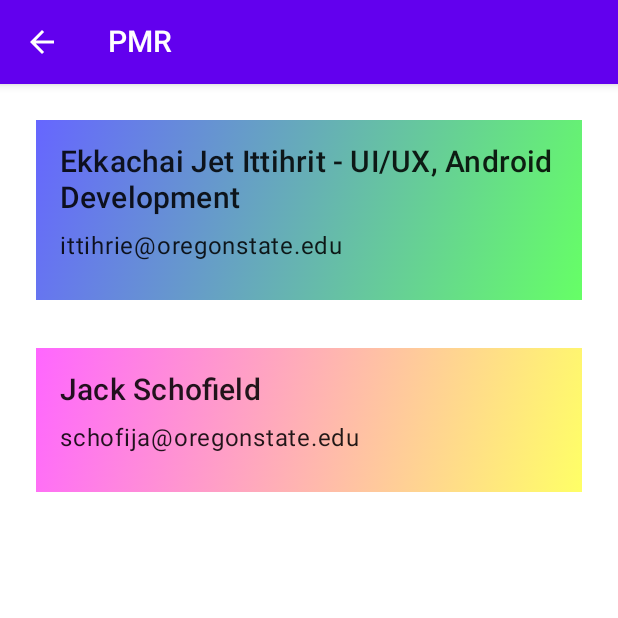
After one commit to JetLiTheQT/PMRTest, an Android app built with Jetpack Compose: the ContactScreen screen opened through its navigation route, on a phone screen of 412 x 824 dp, the top half of it. The commit adds this screen. Run offline under Robolectric (Android 15) with nearby library versions, the phone set to English and light mode, and no system bars.

Commit message:
Added Contact Screen, Nav Drawer, Logic for back arrows

```diff
--- /dev/null
+++ b/app/src/main/java/com/example/pmrtest/ContactScreen.kt
@@ -0,0 +1,97 @@
+package com.finalprojectteam11.noteworthy.ui
+
+import android.annotation.SuppressLint
+import androidx.compose.foundation.background
+import androidx.compose.foundation.layout.*
+import androidx.compose.foundation.lazy.LazyColumn
+import androidx.compose.foundation.lazy.itemsIndexed
+import androidx.compose.foundation.shape.RoundedCornerShape
+import androidx.compose.material.*
+import androidx.compose.runtime.*
+import androidx.compose.ui.Modifier
+import androidx.compose.ui.draw.clip
+import androidx.compose.ui.graphics.Brush
+import androidx.compose.ui.graphics.Color
+import androidx.compose.ui.unit.dp
+import androidx.navigation.NavHostController
+
+
+@SuppressLint("UnusedMaterialScaffoldPaddingParameter")
+@Composable
+fun ContactScreen(navController: NavHostController) {
+    val contactList = listOf(
+        Contact(name = "Ekkachai Jet Ittihrit - UI/UX, Android Development",email = "ittihrie@oregonstate.edu"),
+        Contact(name = "Jack Schofield",email = "schofija@oregonstate.edu")
+    )
+
+    Scaffold(
+        content = {
+            Column(
+                modifier = Modifier
+                    .padding(16.dp)
+                    .fillMaxSize()
+            ) {
+                LazyColumn {
+                    itemsIndexed(contactList) { index, contact ->
+                        val gradient = remember {
+                            when (index % 3) {
+                                0 -> Brush.linearGradient(
+                                    colors = listOf(
+                                        Color.Blue.copy(alpha = 0.6f),
+                                        Color.Green.copy(alpha = 0.6f)
+                                    )
+                                )
+                                1 -> Brush.linearGradient(
+                                    colors = listOf(
+                                        Color.Magenta.copy(alpha = 0.6f),
+                                        Color.Yellow.copy(alpha = 0.6f)
+                                    )
+                                )
+                                else -> Brush.linearGradient(
+                                    colors = listOf(
+                                        Color.Red.copy(alpha = 0.6f),
+                                        Color.Magenta.copy(alpha = 0.6f)
+                                    )
+                                )
+                            }
+                        }
+                        ContactCard(contact = contact, gradient = gradient)
+                        Spacer(modifier = Modifier.height(16.dp))
+                    }
+                }
+            }
+        }
+    )
+}
+
+@Composable
+fun ContactCard(contact: Contact, gradient: Brush) {
+    Box(
+        modifier = Modifier
+            .fillMaxWidth()
+            .padding(8.dp)
+            .background(gradient)
+            .clip(RoundedCornerShape(8.dp))
+    ) {
+        Column(
+            modifier = Modifier.padding(16.dp)
+        ) {
+            Text(
+                text = contact.name,
+                style = MaterialTheme.typography.h6,
+                modifier = Modifier.padding(bottom = 8.dp)
+            )
+            Text(
+                text = contact.email,
+                style = MaterialTheme.typography.body1,
+                modifier = Modifier.padding(bottom = 8.dp)
+            )
+        }
+    }
+}
+
+
+data class Contact(
+    val name: String,
+    val email: String
+)
--- a/app/src/main/java/com/example/pmrtest/HomeScreen.kt
+++ b/app/src/main/java/com/example/pmrtest/HomeScreen.kt
@@ -30,15 +30,42 @@ fun HomeScreen(navController: NavHostController) { }
 
 @Composable
 fun MainScreen() {
+//    val navController = rememberNavController()
+//    val sharedViewModel = viewModel<SharedViewModel>()
+//    Scaffold(
+//        modifier = Modifier
+//            .fillMaxSize()
+//            .padding(0.dp),
+//        topBar = { TopNavBar(navController = navController, sharedViewModel = sharedViewModel) },
+//        content = { innerPadding ->
+//            Box(modifier = Modifier.padding(innerPadding)) {
+//                Surface(
+//                    modifier = Modifier.fillMaxSize(),
+//                    color = MaterialTheme.colors.background
+//                ) {
+//                    Column(
+//                        modifier = Modifier
+//                            .fillMaxSize()
+//                            .padding(16.dp),
+//                        verticalArrangement = Arrangement.spacedBy(16.dp)
+//                    ) {
+//                        WelcomeText()
+//                        PatientInfoCard()
+//                        MedicationSchedule()
+//                        HealthStatisticsCard()
+//                    }
+//                }
+//                AppNavigator(navController)
+//            }
+//        }
+//    )
     val navController = rememberNavController()
     val sharedViewModel = viewModel<SharedViewModel>()
-    Scaffold(
-        modifier = Modifier
-            .fillMaxSize()
-            .padding(0.dp),
-        topBar = { TopNavBar(navController = navController, sharedViewModel = sharedViewModel) },
-        content = { innerPadding ->
-            Box(modifier = Modifier.padding(innerPadding)) {
+
+    TopNavBarWithDrawer(
+        navController = navController,
+        sharedViewModel = sharedViewModel
+    ) {
         Surface(
             modifier = Modifier.fillMaxSize(),
             color = MaterialTheme.colors.background
@@ -57,8 +84,6 @@ fun MainScreen() {
         }
         AppNavigator(navController)
     }
-        }
-    )
 }
 
 @Composable
--- a/app/src/main/java/com/example/pmrtest/LogScreen.kt
+++ b/app/src/main/java/com/example/pmrtest/LogScreen.kt
@@ -52,7 +52,7 @@ fun LogScreen(navController: NavHostController) {
                     modifier = Modifier.fillMaxSize(),
                     color = MaterialTheme.colors.background
                 ) {
-                    //                    RetrieveToken() // COMMENTED OUT SINCE I ALREADY HAVE MY TOKEN. IF YOU NEED YOUR TOKEN CALL THIS FUNCTION AND CHECK THE LOG
+//                    RetrieveToken() // COMMENTED OUT SINCE I ALREADY HAVE MY TOKEN. IF YOU NEED YOUR TOKEN CALL THIS FUNCTION AND CHECK THE LOG
                     AllReceivedMessages(messages) //For a log of all the times the patient has fallen
                 }
             }
--- a/app/src/main/java/com/example/pmrtest/Navigation.kt
+++ b/app/src/main/java/com/example/pmrtest/Navigation.kt
@@ -2,21 +2,30 @@ package com.example.pmrtest
 
 import android.annotation.SuppressLint
 import android.util.Log
+import androidx.compose.foundation.background
+import androidx.compose.foundation.clickable
+import androidx.compose.foundation.layout.*
 import androidx.compose.material.*
 import androidx.compose.material.icons.Icons
-import androidx.compose.material.icons.filled.ArrowBack
-import androidx.compose.material.icons.filled.Search
+import androidx.compose.material.icons.filled.*
 import androidx.compose.runtime.*
+import androidx.compose.ui.Alignment
+import androidx.compose.ui.Modifier
+import androidx.compose.ui.graphics.vector.ImageVector
 import androidx.compose.ui.res.painterResource
+import androidx.compose.ui.unit.dp
 import androidx.navigation.NavHostController
 import androidx.navigation.compose.NavHost
 import androidx.navigation.compose.composable
 import androidx.navigation.compose.currentBackStackEntryAsState
+import com.finalprojectteam11.noteworthy.ui.ContactScreen
+import kotlinx.coroutines.launch
 
 
 sealed class Screen(val route: String) {
     object Home : Screen("home")
     object Log : Screen("log")
+    object Contact : Screen("contact")
 }
 
 @Composable
@@ -24,13 +33,14 @@ fun AppNavigator(navController: NavHostController) {
     NavHost(navController = navController, startDestination = Screen.Home.route){
         composable(Screen.Home.route) { HomeScreen(navController) }
         composable(Screen.Log.route) { LogScreen(navController) }
+        composable(Screen.Contact.route) { ContactScreen(navController) }
 
     }
 }
 
 @SuppressLint("UnrememberedMutableState")
 @Composable
-fun TopNavBar (navController: NavHostController, sharedViewModel: SharedViewModel) {
+fun TopNavBar (navController: NavHostController, sharedViewModel: SharedViewModel, onMoreIconClick: (() -> Unit)? = null) {
     val canGoBack = navController.previousBackStackEntry != null
     val currentRoute = navController.currentBackStackEntryAsState().value?.destination?.route
 
@@ -41,7 +51,8 @@ fun TopNavBar (navController: NavHostController, sharedViewModel: SharedViewMode
         title = when (navController.currentBackStackEntry?.destination?.route) {
             Screen.Home.route -> "PMR"
             Screen.Log.route -> "Log"
-            else -> "Noteworthy"
+            Screen.Contact.route -> "Contact Us"
+            else -> "PMR"
         }
     }
 
@@ -52,8 +63,13 @@ fun TopNavBar (navController: NavHostController, sharedViewModel: SharedViewMode
                 IconButton(onClick = { navController.navigateUp() }) {
                     Icon(Icons.Filled.ArrowBack, contentDescription = "Back")
                 }
-            }
-        } else null,
+            }}else if (currentRoute == Screen.Home.route) {
+                {
+                    IconButton(onClick = { onMoreIconClick?.invoke() }) {
+                        Icon(Icons.Filled.MoreVert, contentDescription = "More")
+                    }
+                }
+            } else null,
         actions = {
             if (!canGoBack) {
                 IconButton(onClick = { navController.navigate(Screen.Log.route) {
@@ -67,3 +83,94 @@ fun TopNavBar (navController: NavHostController, sharedViewModel: SharedViewMode
     )
 
 }
+
+data class DrawerItem(val label: String, val icon: ImageVector, val route: String)
+@Composable
+fun NavigationDrawer(navController: NavHostController, onLogClick: (() -> Unit)? = null, onContactClick: (() -> Unit)? = null) {
+    val drawerItems = listOf(
+        DrawerItem("Home", Icons.Default.Home, Screen.Home.route),
+        DrawerItem("Log", Icons.Default.List, Screen.Log.route),
+        DrawerItem("Contact Us", Icons.Default.Phone, Screen.Contact.route),
+
+        // Add more items here
+    )
+
+    Column(
+        modifier = Modifier
+            .fillMaxSize()
+            .width(160.dp)
+    ) {
+        drawerItems.forEach { item ->
+            DrawerListItem(item) {
+                when (item.route) {
+                    Screen.Log.route -> onLogClick?.invoke() ?: defaultNavigation(item.route, navController)
+                    Screen.Contact.route -> onContactClick?.invoke() ?: defaultNavigation(item.route, navController)
+                    else -> defaultNavigation(item.route, navController)
+                }
+            }
+        }
+    }
+}
+private fun defaultNavigation(route: String, navController: NavHostController) {
+    navController.navigate(route) {
+        popUpTo(navController.graph.startDestinationId) {
+            inclusive = true
+        }
+        launchSingleTop = true
+    }
+}
+@Composable
+fun DrawerListItem(drawerItem: DrawerItem, onClick: () -> Unit) {
+    Row(
+        modifier = Modifier
+            .fillMaxWidth()
+            .clickable(onClick = onClick)
+            .padding(16.dp),
+        verticalAlignment =  Alignment.CenterVertically
+    ) {
+        Icon(drawerItem.icon, contentDescription = drawerItem.label, modifier = Modifier.size(24.dp))
+        Spacer(modifier = Modifier.width(16.dp))
+        Text(text = drawerItem.label, style = MaterialTheme.typography.subtitle1)
+    }
+}
+@SuppressLint("UnusedMaterialScaffoldPaddingParameter")
+@Composable
+fun TopNavBarWithDrawer(navController: NavHostController, sharedViewModel: SharedViewModel, content: @Composable () -> Unit) {
+    val scaffoldState = rememberScaffoldState()
+    val coroutineScope = rememberCoroutineScope()
+
+    Scaffold(
+        scaffoldState = scaffoldState,
+        topBar = {
+            TopNavBar(navController, sharedViewModel, onMoreIconClick = {
+                coroutineScope.launch {
+                    scaffoldState.drawerState.open()
+                }
+            })
+        },
+        drawerContent = {
+            NavigationDrawer(navController,
+                onLogClick = {
+                    coroutineScope.launch {
+                        scaffoldState.drawerState.close()
+                        navController.navigate(Screen.Log.route) {
+                            popUpTo(navController.graph.startDestinationId)
+                            launchSingleTop = true
+                        }
+                    }
+                },
+                onContactClick = {
+                    coroutineScope.launch {
+                        scaffoldState.drawerState.close()
+                        navController.navigate(Screen.Contact.route) {
+                            popUpTo(navController.graph.startDestinationId)
+                            launchSingleTop = true
+                        }
+                    }
+                }
+            )
+        }
+    ) {
+        content()
+    }
+}
--- /dev/null
+++ b/app/src/main/java/com/example/pmrtest/ui/theme/Shape.kt
@@ -0,0 +1,11 @@
+package com.finalprojectteam11.noteworthy.ui.theme
+
+import androidx.compose.foundation.shape.RoundedCornerShape
+import androidx.compose.material.Shapes
+import androidx.compose.ui.unit.dp
+
+val Shapes = Shapes(
+    small = RoundedCornerShape(4.dp),
+    medium = RoundedCornerShape(4.dp),
+    large = RoundedCornerShape(0.dp)
+)
```
Lines whose indentation alone changed are shown as unchanged.
